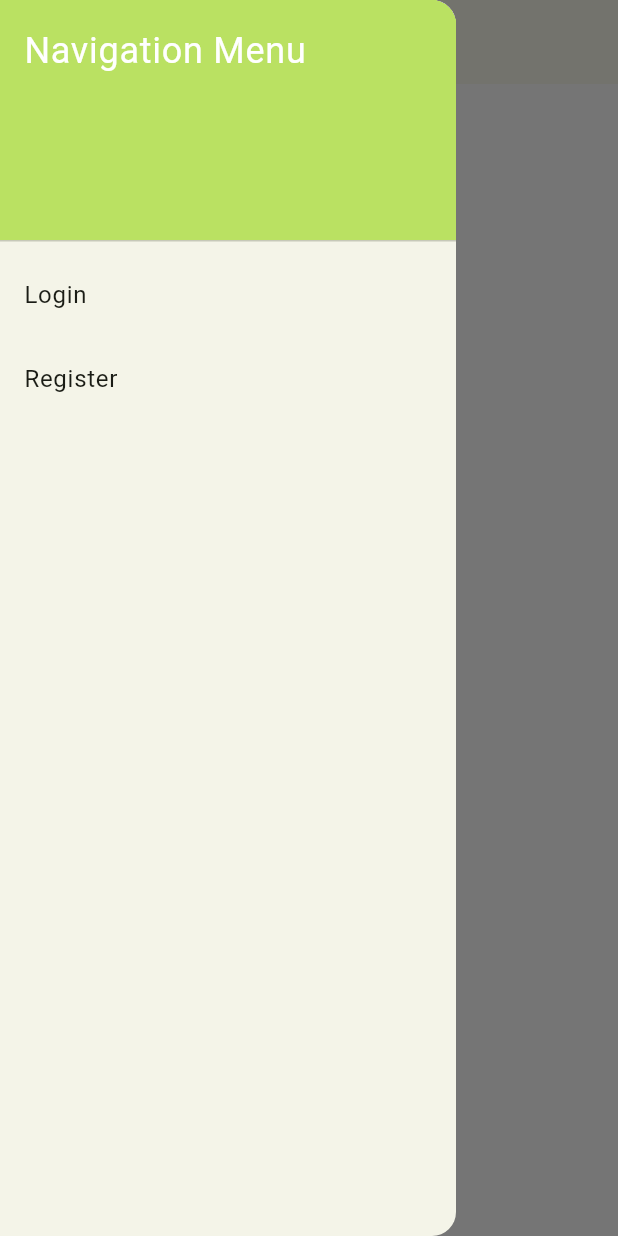
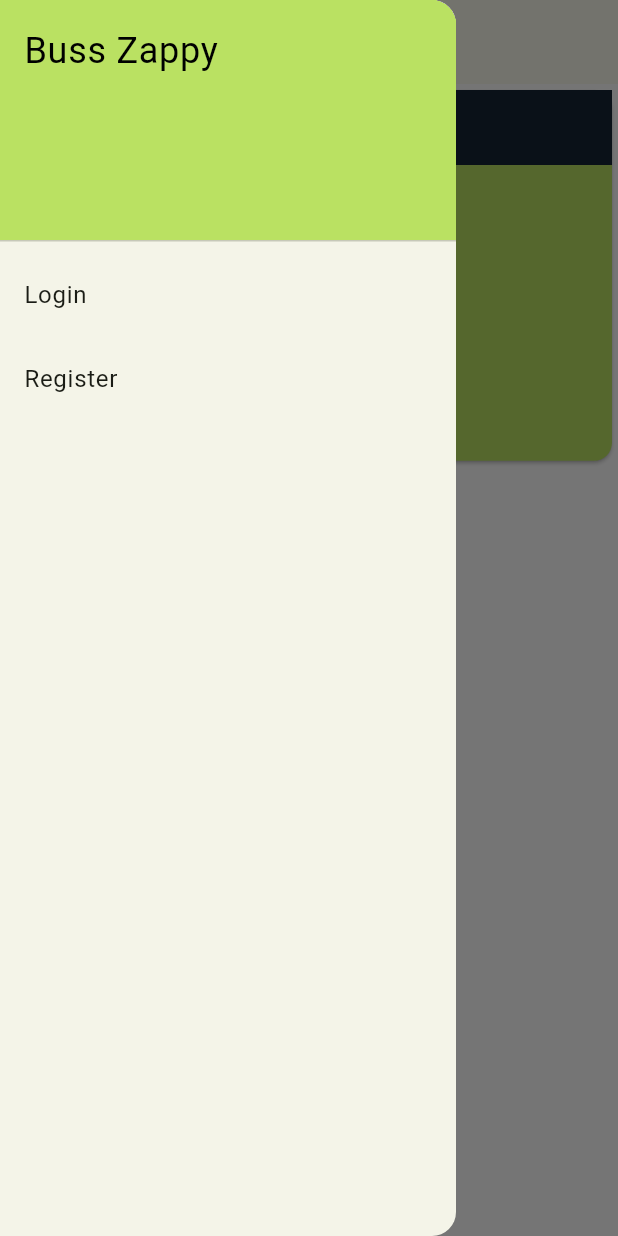
Before and after one commit to Algorithmics-001/bus_pass_mobile, a Flutter app: the HomeScreen screen opened by its route, with the side drawer open, on a phone screen of 412 x 824 dp. Run offline on Flutter 3.47's test engine with Material 3 defaults, Android fonts, the phone set to English and light mode, and no system bars.

Commit message:
home card ready

```diff
--- /dev/null
+++ b/lib/components/home_card.dart
@@ -0,0 +1,44 @@
+import 'package:bus_pass_mobile/values/app_colors.dart';
+import 'package:flutter/material.dart';
+
+class HomeCard extends StatefulWidget {
+  const HomeCard({Key? key}) : super(key: key);
+
+  @override
+  _HomeCardState createState() => _HomeCardState();
+}
+
+class _HomeCardState extends State<HomeCard> {
+  @override
+  Widget build(BuildContext context) {
+    double screenHeight = MediaQuery.of(context).size.height;
+    double screenWidth = MediaQuery.of(context).size.width;
+    double cardHeight = screenHeight * 0.3; // 30% of the screen height
+
+    return Card(
+      color: AppColors.primaryColor,
+      child: SizedBox(
+        height: cardHeight,
+        width: screenWidth,
+        child: Column(
+          children: [
+            Container(
+              width: screenWidth,
+              height: 50.0,
+              color: AppColors.darkerBlue,
+              child: const Padding(
+                padding: EdgeInsets.all(8.0),
+                child: Text(
+                  "Student Name",
+                  style: TextStyle(
+                      color: Color.fromARGB(255, 249, 249, 249), fontSize: 24,),
+                ),
+              ),
+            ),
+            // Add other widgets here
+          ],
+        ),
+      ),
+    );
+  }
+}
--- a/lib/components/navigation_menu.dart
+++ b/lib/components/navigation_menu.dart
@@ -15,9 +15,9 @@ class NavigationMenu extends StatelessWidget {
               color: AppColors.primaryColor,
             ),
             child: Text(
-              'Navigation Menu',
+              'Buss Zappy',
               style: TextStyle(
-                color: Colors.white,
+                color: Colors.black,
                 fontSize: 24,
               ),
             ),
--- a/lib/screens/home_screen.dart
+++ b/lib/screens/home_screen.dart
@@ -1,3 +1,4 @@
+import 'package:bus_pass_mobile/components/home_card.dart';
 import 'package:flutter/material.dart';
 
 import '../components/navigation_menu.dart';
@@ -11,9 +12,7 @@ class HomeScreen extends StatelessWidget {
       appBar: AppBar(
         title: Text('Home'),
       ),
-      body: Center(
-        child: Text('Welcome to the Home Screen!'),
-      ),
+      body: HomeCard(),
       drawer: NavigationMenu(), // Add the navigation menu tab
     );
   }
```
